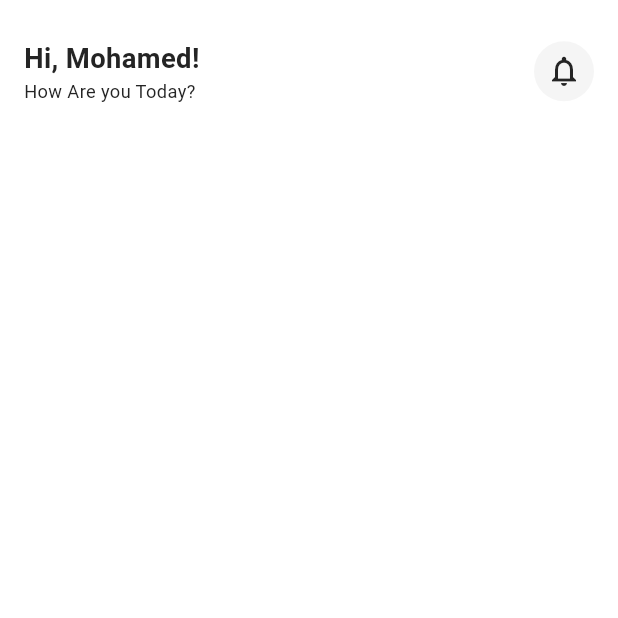
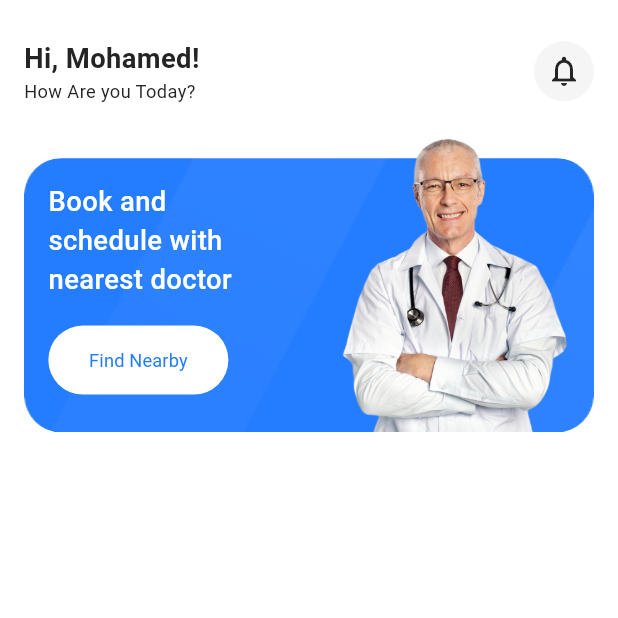
Before and after one commit to abootarek/doctor_App, a Flutter app: the HomeScreen screen opened by its route, on a phone screen of 412 x 824 dp, the top half of it. Run offline on Flutter 3.47's test engine with Material 3 defaults, Android fonts, the phone set to English and light mode, and no system bars; our stand-ins replace bloc, dio, flutter_bloc, flutter_screenutil, flutter_svg, freezed_annotation and 2 more; generated files the repository leaves out were written again.

Commit message:
add text and color , textstyle ,and imagedoc

```diff
--- a/lib/core/theming/style.dart
+++ b/lib/core/theming/style.dart
@@ -14,6 +14,11 @@ class TextStyles {
     fontSize: 18.sp,
     fontWeight: FontWeightHelper.bold,
     color: ColorsApp.black,
+  );
+  static TextStyle font18whitemedium = TextStyle(
+    fontSize: 18.sp,
+    fontWeight: FontWeightHelper.medium,
+    color: ColorsApp.white,
   );
 
   static TextStyle font32BblueBold = TextStyle(
--- a/lib/featuers/homescreen/ui/homescreen.dart
+++ b/lib/featuers/homescreen/ui/homescreen.dart
@@ -1,5 +1,6 @@
 import 'package:docapp_pro/core/helper/sixbox.dart';
 import 'package:docapp_pro/core/theming/colors.dart';
+import 'package:docapp_pro/featuers/homescreen/ui/widgets/home_container_bainer.dart';
 import 'package:docapp_pro/featuers/homescreen/ui/widgets/home_top_bar.dart';
 import 'package:flutter/material.dart';
 
@@ -18,7 +19,7 @@ class HomeScreen extends StatelessWidget {
             children: [
               const HomeTopBar(),
               virticalspace(16),
-              // const HomeContainerBiner(),
+              const HomeContainerBiner(),
             ],
           ),
         ),
--- /dev/null
+++ b/lib/featuers/homescreen/ui/widgets/home_container_bainer.dart
@@ -0,0 +1,64 @@
+import 'package:docapp_pro/core/helper/sixbox.dart';
+import 'package:docapp_pro/core/theming/colors.dart';
+import 'package:docapp_pro/core/theming/style.dart';
+import 'package:docapp_pro/core/widget/app_text_button.dart';
+import 'package:flutter/material.dart';
+import 'package:flutter_screenutil/flutter_screenutil.dart';
+
+class HomeContainerBiner extends StatelessWidget {
+  const HomeContainerBiner({super.key});
+
+  @override
+  Widget build(BuildContext context) {
+    return SizedBox(
+      height: 200.h,
+      child: Stack(
+        alignment: Alignment.bottomCenter,
+        children: [
+          Container(
+            width: double.infinity,
+            height: 180.h,
+            padding: const EdgeInsets.all(16).h,
+            decoration: BoxDecoration(
+              borderRadius: BorderRadius.circular(24).r,
+              image: const DecorationImage(
+                fit: BoxFit.cover,
+                image: AssetImage('assets/images/BanierHomeScreen.png'),
+              ),
+            ),
+            child: Column(
+              crossAxisAlignment: CrossAxisAlignment.start,
+              children: [
+                Text(
+                  'Book and\nschedule with\nnearest doctor',
+                  style: TextStyles.font18whitemedium,
+                ),
+                virticalspace(16),
+                ElevatedButton(
+                  onPressed: () {},
+                  style: ElevatedButton.styleFrom(
+                    minimumSize: const Size(120, 46),
+                    elevation: 0,
+                    backgroundColor: ColorsApp.white,
+                    shape: RoundedRectangleBorder(
+                      borderRadius: BorderRadius.circular(48).r,
+                    ),
+                  ),
+                  child: Text('Find Nearby', style: TextStyles.font12mainblue),
+                ),
+              ],
+            ),
+          ),
+          Positioned(
+            right: 16,
+            top: 0,
+            child: Image.asset(
+              'assets/images/image_Doctor.png',
+              height: 200.h,
+            ),
+          ),
+        ],
+      ),
+    );
+  }
+}
```
Also changed, not shown: assets/images/BanierHomeScreen.png.
